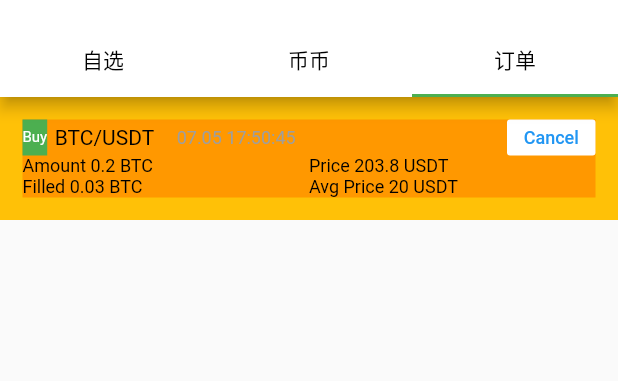
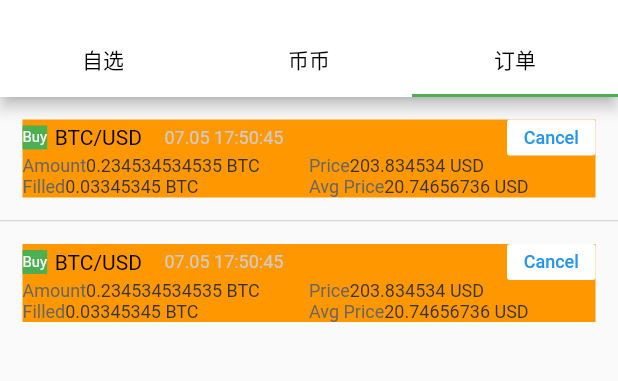
Before and after one commit to 156980441/flutter_demo, a Flutter app: the screen it shows after launch, tab 3 chosen, on a phone screen of 412 x 824 dp, the part 59-440 px from its top. Run offline on Flutter 3.47's test engine with Material 2 defaults, Android fonts, the phone set to English and light mode, and no system bars; our stand-ins replace flutter_native_web, flutter_swiper, fluttertoast, shared_preferences; missing offline and left inert: a package; generated files the repository leaves out were written again; network calls fail.

Commit message:
【提交类型】new 【修改内容】订单 UI 【影响范围】bb 【风险评估】low

```diff
--- a/flutter_news/lib/order/order_view.dart
+++ b/flutter_news/lib/order/order_view.dart
@@ -14,26 +14,44 @@ class _OrderViewState extends State<OrderView> {
   void initState() {
     super.initState();
 
-    OrderModel model = OrderModel('Buy', 'BTC/USDT', '07.05 17:50:45',
-        '0.2 BTC', '203.8 USDT', '0.03 BTC', '20 USDT');
+    OrderModel model = OrderModel(
+        'Buy',
+        'BTC/USD',
+        '07.05 17:50:45',
+        '0.234534534535 BTC',
+        '203.834534 USD',
+        '0.03345345 BTC',
+        '20.74656736 USD');
+    OrderModel model2 = OrderModel(
+        'Buy',
+        'BTC/USD',
+        '07.05 17:50:45',
+        '0.234534534535 BTC',
+        '203.834534 USD',
+        '0.03345345 BTC',
+        '20.74656736 USD');
     _orders.add(model);
+    _orders.add(model2);
   }
 
   @override
   Widget build(BuildContext context) {
     return Container(
-      child: ListView.builder(
+      child: ListView.separated(
         itemBuilder: (BuildContext context, int index) {
           return _getItem(context, index);
         },
         itemCount: _orders.length,
+        separatorBuilder: (BuildContext context, int index) => const Divider(
+          height: 1,
+          color: Color(0xFFCCCCCC),
+        ),
       ),
     );
   }
 
   Widget _getItem(BuildContext context, int index) {
     return Container(
-      color: Colors.amber,
       padding: const EdgeInsets.all(15.0),
       child: GestureDetector(
         child: Container(
@@ -43,6 +61,7 @@ class _OrderViewState extends State<OrderView> {
                 child: Row(
                   children: <Widget>[
                     Container(
+                      margin: const EdgeInsets.only(top: 4, bottom: 4),
                       color: Colors.green,
                       child: Center(
                         child: Text(
@@ -68,7 +87,8 @@ class _OrderViewState extends State<OrderView> {
                         child: Text(
                           _orders[index].ctime,
                           textAlign: TextAlign.center,
-                          style: TextStyle(fontSize: 12, color: Colors.grey),
+                          style:
+                              TextStyle(fontSize: 12, color: Color(0xFFCCCCCC)),
                         ),
                       ),
                     ),
@@ -101,21 +121,39 @@ class _OrderViewState extends State<OrderView> {
                       flex: 1,
                       child: Column(
                         children: <Widget>[
-                          Align(
-                            alignment: Alignment.centerLeft,
-                            child: Text(
-                              'Amount ${_orders[index].amount}',
+                          Row(
+                            mainAxisAlignment: MainAxisAlignment.start,
+                            children: <Widget>[
+                              Text(
+                                'Amount',
                                 textAlign: TextAlign.left,
-                              style: TextStyle(fontSize: 12, color: Colors.black),
+                                style: TextStyle(
+                                    fontSize: 12, color: Color(0xFF666666)),
                               ),
+                              Text(
+                                '${_orders[index].amount}',
+                                textAlign: TextAlign.left,
+                                style: TextStyle(
+                                    fontSize: 12, color: Color(0xFF333333)),
                               ),
-                          Align(
-                            alignment: Alignment.centerLeft,
-                            child: Text(
-                              'Filled ${_orders[index].filled}',
+                            ],
+                          ),
+                          Row(
+                            mainAxisAlignment: MainAxisAlignment.start,
+                            children: <Widget>[
+                              Text(
+                                'Filled',
                                 textAlign: TextAlign.left,
-                              style: TextStyle(fontSize: 12, color: Colors.black),
+                                style: TextStyle(
+                                    fontSize: 12, color: Color(0xFF666666)),
                               ),
+                              Text(
+                                '${_orders[index].filled}',
+                                textAlign: TextAlign.left,
+                                style: TextStyle(
+                                    fontSize: 12, color: Color(0xFF333333)),
+                              ),
+                            ],
                           ),
                         ],
                       ),
@@ -123,22 +161,41 @@ class _OrderViewState extends State<OrderView> {
                     Expanded(
                       flex: 1,
                       child: Column(
+                        crossAxisAlignment: CrossAxisAlignment.start,
                         children: <Widget>[
-                          Align(
-                            alignment: Alignment.centerLeft,
-                            child: Text(
-                              'Price ${_orders[index].price}',
+                          Row(
+                            mainAxisAlignment: MainAxisAlignment.start,
+                            children: <Widget>[
+                              Text(
+                                'Price',
                                 textAlign: TextAlign.left,
-                              style: TextStyle(fontSize: 12, color: Colors.black),
+                                style: TextStyle(
+                                    fontSize: 12, color: Color(0xFF666666)),
                               ),
+                              Text(
+                                '${_orders[index].price}',
+                                textAlign: TextAlign.left,
+                                style: TextStyle(
+                                    fontSize: 12, color: Color(0xFF333333)),
                               ),
-                          Align(
-                            alignment: Alignment.centerLeft,
-                            child: Text(
-                              'Avg Price ${_orders[index].margin}',
+                            ],
+                          ),
+                          Row(
+                            mainAxisAlignment: MainAxisAlignment.start,
+                            children: <Widget>[
+                              Text(
+                                'Avg Price',
                                 textAlign: TextAlign.left,
-                              style: TextStyle(fontSize: 12, color: Colors.black),
+                                style: TextStyle(
+                                    fontSize: 12, color: Color(0xFF666666)),
                               ),
+                              Text(
+                                '${_orders[index].margin}',
+                                textAlign: TextAlign.left,
+                                style: TextStyle(
+                                    fontSize: 12, color: Color(0xFF333333)),
+                              ),
+                            ],
                           ),
                         ],
                       ),
```
Lines whose indentation alone changed are shown as unchanged.
